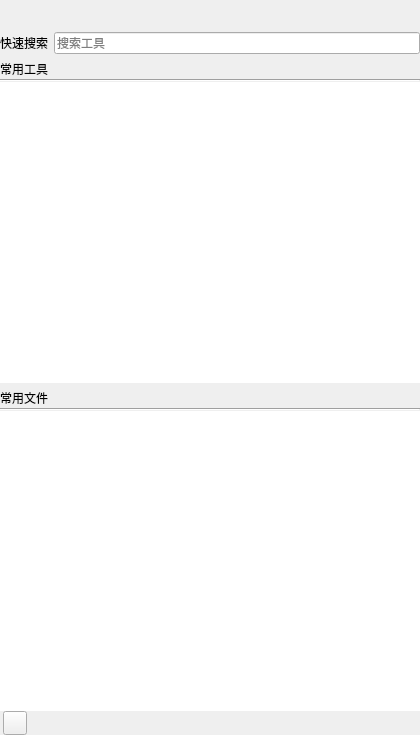
Old version of the form MainWindow.ui in the repository cyt199709/DeskBox.
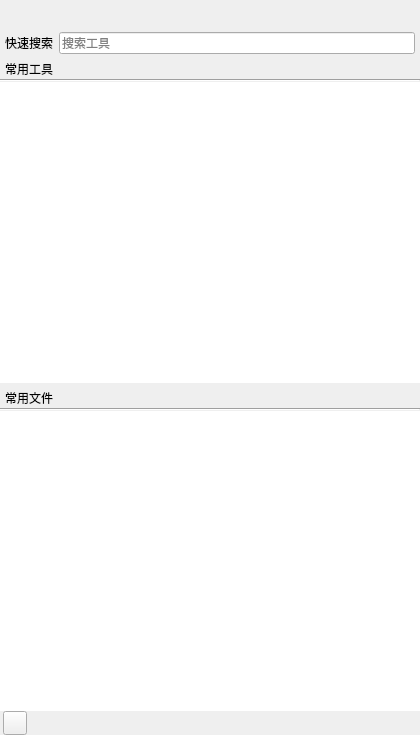
New version of the form.

The edit to the form file:
```diff
--- a/MainWindow.ui
+++ b/MainWindow.ui
@@ -71,9 +71,15 @@
       </property>
       <item>
        <layout class="QHBoxLayout" name="horizontalLayout_2">
+        <property name="leftMargin">
+         <number>5</number>
+        </property>
         <property name="topMargin">
          <number>5</number>
         </property>
+        <property name="rightMargin">
+         <number>5</number>
+        </property>
         <item>
          <widget class="QLabel" name="label">
           <property name="text">
@@ -92,9 +98,15 @@
       </item>
       <item>
        <layout class="QHBoxLayout" name="horizontalLayout_3">
+        <property name="leftMargin">
+         <number>5</number>
+        </property>
         <property name="topMargin">
          <number>5</number>
         </property>
+        <property name="rightMargin">
+         <number>5</number>
+        </property>
         <item>
          <widget class="QLabel" name="label_2">
           <property name="text">
@@ -151,9 +163,15 @@
       </item>
       <item>
        <layout class="QHBoxLayout" name="horizontalLayout_4">
+        <property name="leftMargin">
+         <number>5</number>
+        </property>
         <property name="topMargin">
          <number>5</number>
         </property>
+        <property name="rightMargin">
+         <number>5</number>
+        </property>
         <item>
          <widget class="QLabel" name="label_3">
           <property name="text">
```
Left out of the diff: 21 changed lines with no effect on the pictures.
